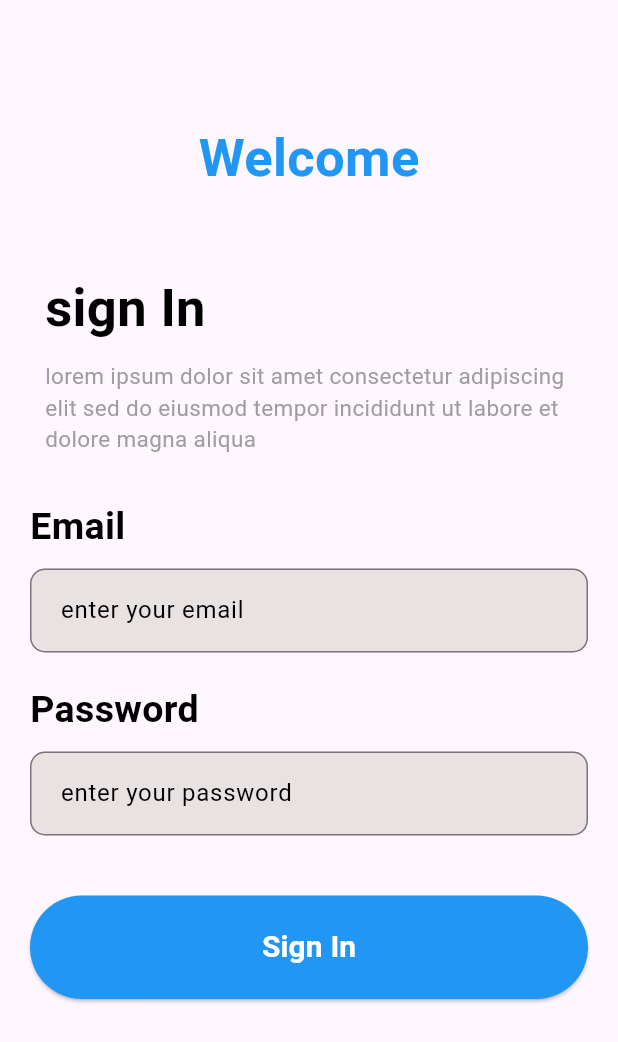
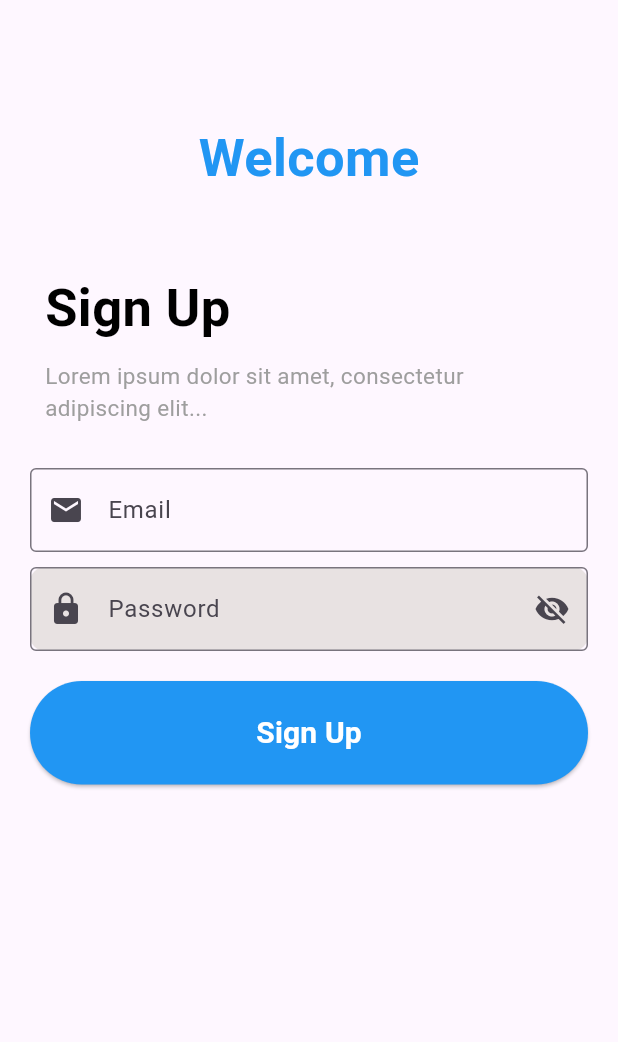
Before and after one commit to tsega7659/2024-project-phase-mobile-tasks_gdg_flutter_group_5, a Flutter app: the screen it shows after launch, on a phone screen of 412 x 824 dp. Shown: the top 1042 px of the screen. Run offline on Flutter 3.47's test engine with Material 3 defaults, Android fonts, the phone set to English and light mode, and no system bars; our stand-ins replace flutter_bloc, google_fonts.

Commit message:
password visiblity

```diff
--- /dev/null
+++ b/Dart_Tasks/task_6_1/form_app_with_bloc/lib/components/bloc_password_visiblity/bloc/password_visiblity_bloc.dart
@@ -0,0 +1,32 @@
+
+import 'package:flutter_bloc/flutter_bloc.dart';
+import "./password_visiblity_event.dart";
+import "./password_visiblity_state.dart";
+
+class PasswordVisiblityBloc extends Bloc<PasswordVisiblityEvent, PasswordVisiblityState> {
+  PasswordVisiblityBloc() : super(PasswordVisiblityState(isPasswordVisible: false)) {
+    on<TogglePasswordVisiblity>((event, emit) {
+      emit(PasswordVisiblityState(isPasswordVisible: !state.isPasswordVisible));
+    });
+  }
+}
+
+
+
+
+
+// How This Works?
+// The BLoC starts with isPasswordVisible: false (password is hidden).
+
+// When the TogglePasswordVisibility event is triggered, it flips the current state.
+
+// The UI will rebuild automatically when the state changes.
+
+// The password visibility will be toggled when the user taps on the "eye" icon.
+// This file connects the event and the state.
+
+// When the user presses the "eye" button, the event is sent to this file.
+
+// The BLoC updates the state, toggling isPasswordVisible.
+
+// The UI rebuilds based on the new state.
--- /dev/null
+++ b/Dart_Tasks/task_6_1/form_app_with_bloc/lib/components/bloc_password_visiblity/bloc/password_visiblity_event.dart
@@ -0,0 +1,12 @@
+abstract class PasswordVisiblityEvent {
+
+}
+
+class TogglePasswordVisiblity extends PasswordVisiblityEvent{
+
+}
+// This event will be triggered when the user taps on the "eye" icon.
+// This file defines what actions the user can take.
+// In this case, we only have one event:
+
+// TogglePasswordVisibility → User taps the "eye" icon to show/hide the password
--- /dev/null
+++ b/Dart_Tasks/task_6_1/form_app_with_bloc/lib/components/bloc_password_visiblity/bloc/password_visiblity_state.dart
@@ -0,0 +1,7 @@
+class PasswordVisiblityState {
+  final bool isPasswordVisible;
+  PasswordVisiblityState({required this.isPasswordVisible});
+}
+
+// This state holds the visibility status (true = visible, false = hidden).
+//This file stores the current status of whether the password is visible or hidden.
--- a/Dart_Tasks/task_6_1/form_app_with_bloc/lib/components/signup.dart
+++ b/Dart_Tasks/task_6_1/form_app_with_bloc/lib/components/signup.dart
@@ -1,13 +1,22 @@
 import 'package:flutter/material.dart';
+import 'package:flutter_bloc/flutter_bloc.dart';
+import "./bloc_password_visiblity/bloc/password_visiblity_bloc.dart";
+import "./bloc_password_visiblity/bloc/password_visiblity_event.dart";
+import "./bloc_password_visiblity/bloc/password_visiblity_state.dart";
 
-class Signup extends StatefulWidget {
+class Signup extends StatelessWidget {
   const Signup({super.key});
 
   @override
-  State<Signup> createState() => _SignupState();
+  Widget build(BuildContext context) {
+    return BlocProvider(
+      create: (context) => PasswordVisiblityBloc(),
+      child: SignupScreen(),
+    );
+  }
 }
 
-class _SignupState extends State<Signup> {
+class SignupScreen extends StatelessWidget {
   @override
   Widget build(BuildContext context) {
     return Scaffold(
@@ -29,13 +38,11 @@ class _SignupState extends State<Signup> {
                 ),
               ),
             ),
-            SizedBox(
-              height: 50,
-            ),
+            SizedBox(height: 50),
             Padding(
               padding: const EdgeInsets.only(left: 30, bottom: 10),
               child: Text(
-                "sign In",
+                "Sign Up",
                 style: TextStyle(
                   color: Colors.black,
                   fontSize: 35,
@@ -46,7 +53,7 @@ class _SignupState extends State<Signup> {
             Padding(
               padding: const EdgeInsets.only(left: 30, bottom: 10, right: 30),
               child: Text(
-                "lorem ipsum dolor sit amet consectetur adipiscing elit sed do eiusmod tempor incididunt ut labore et dolore magna aliqua",
+                "Lorem ipsum dolor sit amet, consectetur adipiscing elit...",
                 style: TextStyle(color: Colors.grey, fontSize: 15),
               ),
             ),
@@ -56,63 +63,46 @@ class _SignupState extends State<Signup> {
                 child: Column(
                   crossAxisAlignment: CrossAxisAlignment.start,
                   children: [
-                    Text("Email",
-                        style: TextStyle(
-                            color: Colors.black,
-                            fontSize: 25,
-                            fontWeight: FontWeight.bold)),
-                    SizedBox(
-                      height: 10,
+                    TextField(
+                      decoration: InputDecoration(
+                        labelText: "Email",
+                        prefixIcon: Icon(Icons.email),
+                        border: OutlineInputBorder(),
                       ),
-                    Container(
+                    ),
+                    SizedBox(height: 10),
+                    BlocBuilder<PasswordVisiblityBloc, PasswordVisiblityState>(
+                      builder: (context, state) {
+                        return Container(
                           decoration: BoxDecoration(
                             color: const Color.fromARGB(255, 232, 226, 226),
                             borderRadius: BorderRadius.circular(10),
                           ),
-                      child: TextFormField(
+                          child: TextField(
+                            obscureText:
+                                !state.isPasswordVisible, // Toggle visibility
                             decoration: InputDecoration(
-                          labelText: " enter your email",
-                          border: OutlineInputBorder(
-                            borderRadius: BorderRadius.circular(10),
+                              labelText: "Password",
+                              prefixIcon: Icon(Icons.lock),
+                              border: OutlineInputBorder(),
+                              suffixIcon: IconButton(
+                                icon: Icon(
+                                  state.isPasswordVisible
+                                      ? Icons.visibility
+                                      : Icons.visibility_off,
                                 ),
-                          labelStyle: TextStyle(
-                            color: Colors.black,
+                                onPressed: () {
+                                  context
+                                      .read<PasswordVisiblityBloc>()
+                                      .add(TogglePasswordVisiblity());
+                                },
                               ),
                             ),
                           ),
+                        );
+                      },
                     ),
-                    SizedBox(
-                      height: 20,
-                    ),
-                    Text("Password",
-                        style: TextStyle(
-                            color: Colors.black,
-                            fontSize: 25,
-                            fontWeight: FontWeight.bold)),
-                    SizedBox(
-                      height: 10,
-                    ),
-                    Container(
-                      decoration: BoxDecoration(
-                        color: const Color.fromARGB(255, 232, 226, 226),
-                        borderRadius: BorderRadius.circular(10),
-                      ),
-                      child: TextFormField(
-                        // prefixIcon: Icon(Icons.lock),
-                        decoration: InputDecoration(
-                          labelText: " enter your password",
-                          border: OutlineInputBorder(
-                            borderRadius: BorderRadius.circular(10),
-                          ),
-                          labelStyle: TextStyle(
-                            color: Colors.black,
-                          ),
-                        ),
-                      ),
-                    ),
-                    SizedBox(
-                      height: 40,
-                    ),
+                    SizedBox(height: 20),
                     Container(
                       width: double.infinity,
                       decoration: BoxDecoration(
@@ -121,7 +111,7 @@ class _SignupState extends State<Signup> {
                       child: ElevatedButton(
                         onPressed: () => {},
                         child: Text(
-                          "Sign In",
+                          "Sign Up",
                           style: TextStyle(
                               fontSize: 20,
                               fontWeight: FontWeight.bold,
```
Lines whose indentation alone changed are shown as unchanged.
